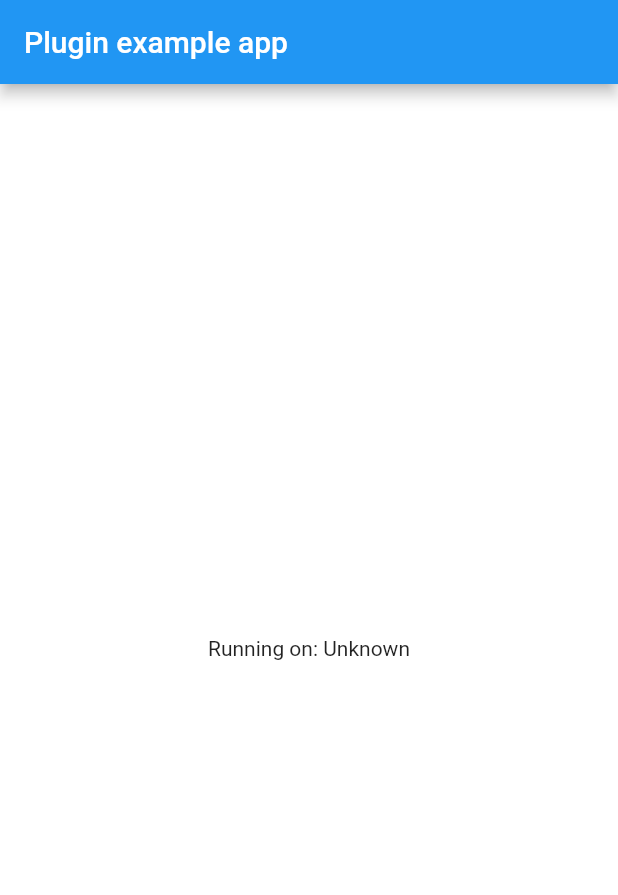
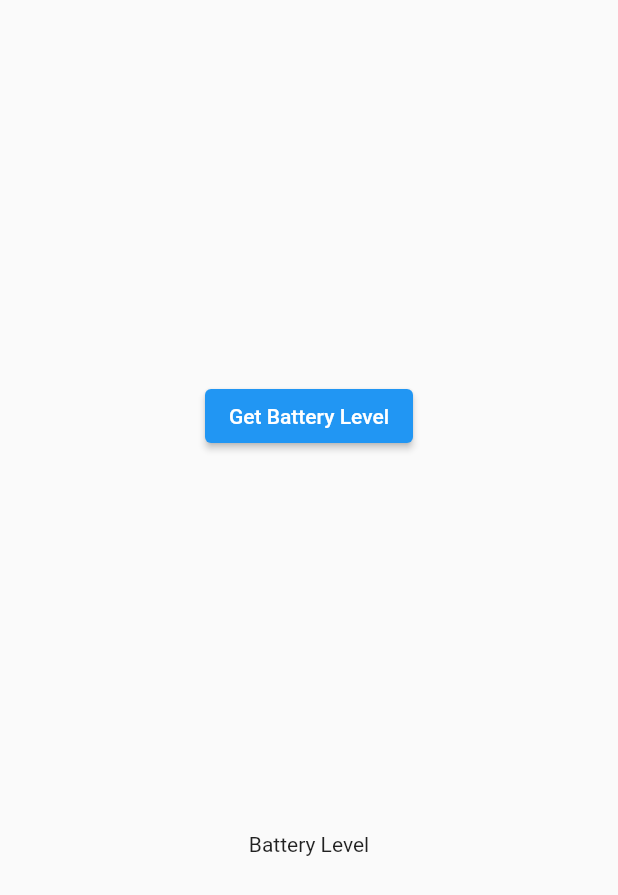
Before and after one commit to ditinexhosting/poc-flutter, a Flutter app: the Login screen opened directly, after a tap on "Open route", on a phone screen of 412 x 824 dp. Shown: the top 895 px of the screen. Run offline on Flutter 3.47's test engine with Material 2 defaults, Android fonts, the phone set to English and light mode, and no system bars; our stand-ins replace fluttertoast, share_plus; missing offline and left inert: flutter_login_facebook.

```diff
--- a/lib/share_screen.dart
+++ b/lib/share_screen.dart
@@ -3,9 +3,9 @@ import 'dart:io';
 import 'package:flutter/cupertino.dart';
 import 'package:flutter/material.dart';
 import 'package:path_provider/path_provider.dart';
-import 'package:share_plus/share_plus.dart';
 import 'package:http/http.dart' as http;
 import 'dart:async';
+import 'package:flutter/services.dart';
 
 class Share extends StatefulWidget {
   const Share({Key? key}) : super(key: key);
@@ -15,190 +15,49 @@ class Share extends StatefulWidget {
 }
 
 class _ShareState extends State<Share> {
-  String _platformVersion = 'Unknown';
+  static const platform = const MethodChannel('samples.flutter.dev/battery');
+  String _batteryLevel =
+      'Battery Level';
 
-  @override
-  void initState() {
-    super.initState();
-    //initPlatformState();
+  _ShareState(){
+
   }
 
+  Future<void> _getBatteryLevel() async {
+    String batteryLevel;
+    try {
+      final String? result = await platform.invokeMethod('getBatteryLevel',{'link':'https://www.google.com','quote':'Hello Google','hashtag':'#google'});
+      batteryLevel = 'Battery level at $result % .';
+    } on PlatformException catch (e) {
+      batteryLevel = "Failed to get battery level: '${e.message}'.";
+    }
+    setState(() {
+      _batteryLevel = batteryLevel;
+    });
+  }
 
-
-  ScreenshotController screenshotController = ScreenshotController();
+  Future<dynamic> _handleMethod(MethodCall call) async {
+    switch(call.method) {
+      case "message":
+        debugPrint(call.arguments);
+        return new Future.value("");
+    }
+  }
 
   @override
   Widget build(BuildContext context) {
-    return MaterialApp(
-      home: Scaffold(
-        appBar: AppBar(
-          title: const Text('Plugin example app'),
-        ),
-        body: Screenshot(
-          controller: screenshotController,
-          child: Container(
-            color: Colors.white,
-            alignment: Alignment.center,
-            child: Column(
-              mainAxisAlignment: MainAxisAlignment.center,
-              crossAxisAlignment: CrossAxisAlignment.center,
-              children: <Widget>[
-                Text(
-                  'Running on: $_platformVersion\n',
-                  textAlign: TextAlign.center,
-                ),
-                /*RaisedButton(
-                  onPressed: () async {
-                    final pickedFile = await ImagePicker().getImage(
-                        source: ImageSource.gallery,
-                        maxWidth: 1800,
-                        maxHeight: 1800,
-                    );
-                    PickedFile? test = pickedFile;
-                    print("DEBUG:");
-                    print(pickedFile?.path);
-                    String? path = pickedFile?.path;
-                    if(path != null){
-                    SocialShare.shareInstagramStory(
-                      path,
-                      backgroundTopColor: "#ffffff",
-                      backgroundBottomColor: "#000000",
-                      attributionURL: "https://ditinex.com",
-                    ).then((data) {
-                      print(data);
-                    });
-                    }
-                  },
-                  child: Text("Share On Instagram Story"),
-                ),*/
-                /*RaisedButton(
-                  onPressed: () async {
-                    await screenshotController.capture(delay: const Duration(milliseconds: 10)).then((image) async {
-                        if (image != null) {
-                            final directory = await getApplicationDocumentsDirectory();
-                            final imagePath = await File('${directory.path}/image.png').create();
-                            await imagePath.writeAsBytes(image);
-
-                            print(imagePath.path);
-
-                      SocialShare.shareInstagramStory(
-                        imagePath.path,
-                        backgroundTopColor: "#ffffff",
-                        backgroundBottomColor: "#000000",
-                        attributionURL: "https://deep-link-url",
-                        //backgroundImagePath: image.path,
-                      ).then((data) {
-                        print("WTF");
-                        print(data);
-                      })
-                      .catchError((e) => print("[insta error]: " + e.toString()));
-                        }
-                    });
-                  },
-                  child: Text("Share On Instagram Story with background"),
-                ),*/
-                /*RaisedButton(
-                  onPressed: () async {
-                    await screenshotController.capture().then((image) async {
-                      //facebook appId is mandatory for andorid or else share won't work
-                      Platform.isAndroid
-                          ? SocialShare.shareFacebookStory(
-                              image.path,
-                              "#ffffff",
-                              "#000000",
-                              "https://google.com",
-                              appId: "xxxxxxxxxxxxx",
-                            ).then((data) {
-                              print(data);
-                            })
-                          : SocialShare.shareFacebookStory(
-                              image.path,
-                              "#ffffff",
-                              "#000000",
-                              "https://google.com",
-                            ).then((data) {
-                              print(data);
-                            });
-                    });
-                  },
-                  child: Text("Share On Facebook Story"),
-                ),
-                RaisedButton(
-                  onPressed: () async {
-                    SocialShare.copyToClipboard(
-                      "This is Social Share plugin",
-                    ).then((data) {
-                      print(data);
-                    });
-                  },
-                  child: Text("Copy to clipboard"),
-                ),
-                RaisedButton(
-                  onPressed: () async {
-                    SocialShare.shareTwitter(
-                      "This is Social Share twitter example",
-                      hashtags: ["hello", "world", "foo", "bar"],
-                      url: "https://google.com/#/hello",
-                      trailingText: "\nhello",
-                    ).then((data) {
-                      print(data);
-                    });
-                  },
-                  child: Text("Share on twitter"),
-                ),
-                RaisedButton(
-                  onPressed: () async {
-                    SocialShare.shareSms(
-                      "This is Social Share Sms example",
-                      url: "\nhttps://google.com/",
-                      trailingText: "\nhello",
-                    ).then((data) {
-                      print(data);
-                    });
-                  },
-                  child: Text("Share on Sms"),
-                ),
-                RaisedButton(
-                  onPressed: () async {
-                    await screenshotController.capture().then((image) async {
-                      SocialShare.shareOptions("Hello world").then((data) {
-                        print(data);
-                      });
-                    });
-                  },
-                  child: Text("Share Options"),
-                ),
-                RaisedButton(
-                  onPressed: () async {
-                    SocialShare.shareWhatsapp(
-                      "Hello World \n https://google.com",
-                    ).then((data) {
-                      print(data);
-                    });
-                  },
-                  child: Text("Share on Whatsapp"),
-                ),
-                RaisedButton(
-                  onPressed: () async {
-                    SocialShare.shareTelegram(
-                      "Hello World \n https://google.com",
-                    ).then((data) {
-                      print(data);
-                    });
-                  },
-                  child: Text("Share on Telegram"),
-                ),
-                RaisedButton(
-                  onPressed: () async {
-                    SocialShare.checkInstalledAppsForShare().then((data) {
-                      print(data.toString());
-                    });
-                  },
-                  child: Text("Get all Apps"),
-                ),*/
-              ],
+    platform.setMethodCallHandler(_handleMethod);
+    return Material(
+      child: Center(
+        child: Column(
+          mainAxisAlignment: MainAxisAlignment.spaceEvenly,
+          children: [
+            ElevatedButton(
+              child: Text('Get Battery Level'),
+              onPressed: _getBatteryLevel,
             ),
-          ),
+            Text(_batteryLevel),
+          ],
         ),
       ),
     );
```
Also changed, not shown: lib/log_in.dart (+10 -9 lines), 5 other files.
